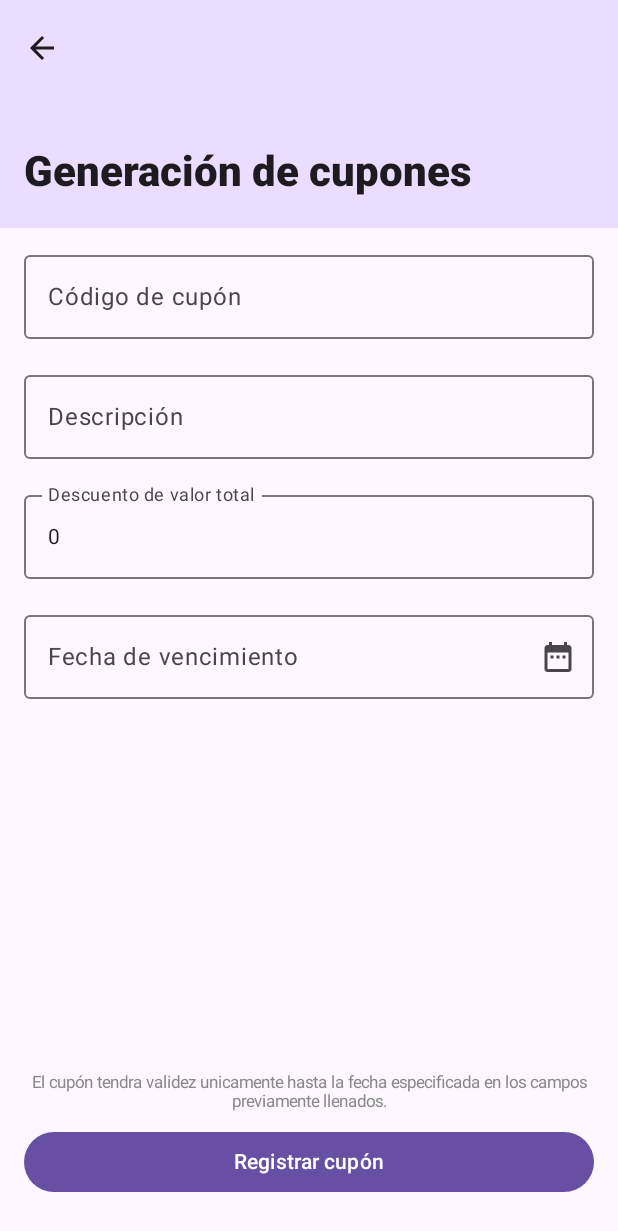
After one commit to Matthub05/UniEventos, an Android app built with Jetpack Compose: the CreateCouponScreen screen opened through its navigation route, on a phone screen of 412 x 824 dp. The commit adds this screen. Shown: the top 1231 px of the screen. Run offline under Robolectric (Android 15) with nearby library versions, the phone set to English and light mode, and no system bars; missing, so only their content is drawn: UniEventosTheme.

Commit message:
Add screen to create coupons

```diff
--- a/app/src/main/java/com/example/unieventos/ui/components/TextFieldForm.kt
+++ b/app/src/main/java/com/example/unieventos/ui/components/TextFieldForm.kt
@@ -133,6 +133,7 @@ fun DatePickerForm(
     var datePickerState = rememberDatePickerState()
 
     OutlinedTextField(
+        modifier = modifier,
         value = value,
         onValueChange = {},
         label = { Text(text = label) },
--- a/app/src/main/java/com/example/unieventos/ui/navigation/Navigation.kt
+++ b/app/src/main/java/com/example/unieventos/ui/navigation/Navigation.kt
@@ -4,6 +4,7 @@ import androidx.compose.runtime.Composable
 import androidx.navigation.compose.NavHost
 import androidx.navigation.compose.composable
 import androidx.navigation.compose.rememberNavController
+import com.example.unieventos.ui.screens.CreateCouponScreen
 import com.example.unieventos.ui.screens.CreateEventScreen
 import com.example.unieventos.ui.screens.EventDetailScreen
 import com.example.unieventos.ui.screens.ForgotPasswordScreen
@@ -48,7 +49,8 @@ fun Navigation(
                 onNavigateToCreateEvent = { navController.navigate(RouteScreen.CreateEventScreen) },
                 onNavigateToEventDetail = { eventId ->
                     navController.navigate(RouteScreen.EventDetailScreen(eventId))
-                }
+                },
+                onNavigateToCreateCoupon = { navController.navigate(RouteScreen.CreateCouponScreen) }
             )
         }
 
@@ -106,6 +108,17 @@ fun Navigation(
             )
         }
 
+        composable<RouteScreen.CreateCouponScreen> {
+            CreateCouponScreen(
+                onNavigateToHome = { navController.navigate(RouteScreen.Home){
+                    popUpTo(0){
+                        inclusive = true
+                    }
+                    launchSingleTop = true
+                } }
+            )
+        }
+
     }
 
 }
--- a/app/src/main/java/com/example/unieventos/ui/navigation/RouteScreen.kt
+++ b/app/src/main/java/com/example/unieventos/ui/navigation/RouteScreen.kt
@@ -25,4 +25,7 @@ sealed class RouteScreen {
     @Serializable
     data class EventDetailScreen(val eventId: String) : RouteScreen()
 
+    @Serializable
+    data object CreateCouponScreen : RouteScreen()
+
 }
--- /dev/null
+++ b/app/src/main/java/com/example/unieventos/ui/screens/CreateCouponScreen.kt
@@ -0,0 +1,137 @@
+package com.example.unieventos.ui.screens
+
+import androidx.compose.foundation.layout.Column
+import androidx.compose.foundation.layout.PaddingValues
+import androidx.compose.foundation.layout.Spacer
+import androidx.compose.foundation.layout.fillMaxWidth
+import androidx.compose.foundation.layout.height
+import androidx.compose.foundation.layout.padding
+import androidx.compose.foundation.text.KeyboardOptions
+import androidx.compose.material.icons.Icons
+import androidx.compose.material.icons.filled.ArrowBack
+import androidx.compose.material3.Button
+import androidx.compose.material3.Icon
+import androidx.compose.material3.Scaffold
+import androidx.compose.material3.Text
+import androidx.compose.runtime.Composable
+import androidx.compose.runtime.getValue
+import androidx.compose.runtime.mutableIntStateOf
+import androidx.compose.runtime.mutableStateOf
+import androidx.compose.runtime.saveable.rememberSaveable
+import androidx.compose.runtime.setValue
+import androidx.compose.ui.Alignment
+import androidx.compose.ui.Modifier
+import androidx.compose.ui.graphics.Color
+import androidx.compose.ui.res.stringResource
+import androidx.compose.ui.text.input.KeyboardType
+import androidx.compose.ui.text.style.TextAlign
+import androidx.compose.ui.unit.dp
+import androidx.compose.ui.unit.sp
+import com.example.unieventos.R
+import com.example.unieventos.ui.components.DatePickerForm
+
+import com.example.unieventos.ui.components.TextFieldForm
+import com.example.unieventos.ui.components.TopBarComponent
+
+@Composable
+fun CreateCouponScreen(
+    onNavigateToHome: () -> Unit
+) {
+
+    Scaffold(
+        topBar = {
+            TopBarComponent(
+                text = stringResource(id = R.string.titulo_generacion_cupon),
+                onClick = { onNavigateToHome() },
+            ) {
+                Icon(Icons.Default.ArrowBack, contentDescription = "Back")
+            }
+        }
+    ) { innerPadding ->
+
+        CreateEventForm(padding = innerPadding, onNavigateToHome = onNavigateToHome)
+
+    }
+
+}
+
+@Composable
+fun CreateEventForm(
+    padding: PaddingValues,
+    onNavigateToHome: () -> Unit
+) {
+
+    var codigo by rememberSaveable { mutableStateOf("") }
+    var descripcion by rememberSaveable { mutableStateOf("") }
+    var descuento by rememberSaveable { mutableIntStateOf(0) }
+    var fecha by rememberSaveable { mutableStateOf("") }
+
+    Column(
+        modifier = Modifier
+            .fillMaxWidth()
+            .padding(padding)
+            .padding(horizontal = 16.dp),
+        horizontalAlignment = Alignment.CenterHorizontally,
+    ) {
+
+        Spacer(modifier = Modifier.height(10.dp))
+
+        TextFieldForm(
+            modifier = Modifier.fillMaxWidth(),
+            value = codigo,
+            onValueChange = { codigo = it },
+            supportingText = stringResource(id = R.string.err_codigo),
+            label = stringResource(id = R.string.placeholder_codigo_cupon),
+            onValidate = { it.isEmpty() || it.toIntOrNull() == null },
+            keyboardOptions = KeyboardOptions(keyboardType = KeyboardType.Number)
+        )
+
+        TextFieldForm(
+            modifier = Modifier.fillMaxWidth(),
+            value = descripcion,
+            onValueChange = { descripcion = it },
+            supportingText = stringResource(id = R.string.err_descripcion),
+            label = stringResource(id = R.string.placeholder_descripcion),
+            onValidate = { it.isEmpty() },
+            keyboardOptions = KeyboardOptions(keyboardType = KeyboardType.Text)
+        )
+
+        TextFieldForm(
+            modifier = Modifier.fillMaxWidth(),
+            value = descuento.toString(),
+            onValueChange = { descuento = it.toIntOrNull() ?: 0},
+            supportingText = stringResource(id = R.string.err_descuento),
+            label = stringResource(id = R.string.placeholder_descuento_cupon),
+            onValidate = { it.isEmpty() || it.toIntOrNull() == null},
+            keyboardOptions = KeyboardOptions(keyboardType = KeyboardType.Number)
+        )
+
+        DatePickerForm(
+            modifier = Modifier.fillMaxWidth(),
+            value = fecha,
+            onValueChange = { fecha = it },
+            label = stringResource(id = R.string.placeholder_fecha_vencimiento)
+        )
+
+        Spacer(modifier = Modifier.weight(1f))
+
+        Text(
+            fontSize = 11.sp,
+            color = Color.Gray,
+            textAlign = TextAlign.Center,
+            text = stringResource(id = R.string.adv_generar_cupon)
+        )
+
+        Spacer(modifier = Modifier.height(10.dp))
+
+        Button(
+            onClick = { onNavigateToHome() },
+            modifier = Modifier
+                .fillMaxWidth()
+                .padding(bottom = 25.dp),
+        ) {
+            Text(text = stringResource(id = R.string.btn_registrar_cupon))
+        }
+
+    }
+}
--- a/app/src/main/java/com/example/unieventos/ui/screens/HomeScreen.kt
+++ b/app/src/main/java/com/example/unieventos/ui/screens/HomeScreen.kt
@@ -21,7 +21,8 @@ fun HomeScreen(
     eventsViewModel: EventsViewModel,
     onNavigateToProfileEdit: () -> Unit,
     onNavigateToCreateEvent: () -> Unit,
-    onNavigateToEventDetail: (String) -> Unit
+    onNavigateToEventDetail: (String) -> Unit,
+    onNavigateToCreateCoupon: () -> Unit
 ) {
 
     val events = eventsViewModel.event.collectAsState()
@@ -41,6 +42,10 @@ fun HomeScreen(
 
             Button(onClick = { onNavigateToCreateEvent() }) {
                 Text(text = stringResource(id = R.string.btn_crear_evento))
+            }
+
+            Button(onClick = { onNavigateToCreateCoupon() }) {
+                Text(text = stringResource(id = R.string.btn_registrar_cupon))
             }
         }
 
--- a/app/src/main/res/values/strings.xml
+++ b/app/src/main/res/values/strings.xml
@@ -36,10 +36,18 @@
     <string name="title_registrar_evento">Registrar evento</string>
     <string name="titulo_evento">Evento</string>
     <string name="placeholder_titulo">Título</string>
-    <string name="placeholder_descripcion">Descripcíon</string>
+    <string name="placeholder_descripcion">Descripción</string>
     <string name="placeholder_artista">Artista</string>
     <string name="placeholder_categoria">Categoría</string>
     <string name="placeholder_nombre_recinto">Nombre</string>
     <string name="placeholder_aforo">Aforo máximo</string>
     <string name="placeholder_ubicacion">Ubicación</string>
+    <string name="titulo_generacion_cupon">Generación de cupones</string>
+    <string name="placeholder_codigo_cupon">Código de cupón</string>
+    <string name="err_descripcion">La descripción no es válida</string>
+    <string name="err_descuento">El descuento no es válido</string>
+    <string name="placeholder_descuento_cupon">Descuento de valor total</string>
+    <string name="placeholder_fecha_vencimiento">Fecha de vencimiento</string>
+    <string name="adv_generar_cupon">El cupón tendra validez unicamente hasta la fecha especificada en los campos previamente llenados.</string>
+    <string name="btn_registrar_cupon">Registrar cupón</string>
 </resources>
```
